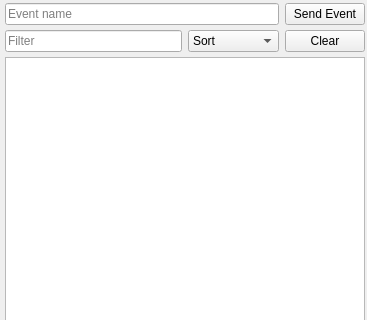
Above: mpfmonitor/core/ui/events_table.ui from missionpinball/mpf-monitor before the change; both pictures show x 0 to 367 and y 0 to 320 of the 367 by 500 pixel window. Below: the same form after it.
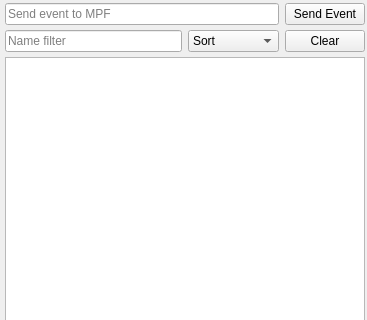
That is the form after the change.

Commit message: improve misc copy and add example for event sending, in tooltip

What changed in the file:
```diff
--- a/mpfmonitor/core/ui/events_table.ui
+++ b/mpfmonitor/core/ui/events_table.ui
@@ -34,7 +34,10 @@
      <item row="1" column="0" colspan="2">
       <widget class="QLineEdit" name="inject_text">
        <property name="placeholderText">
-        <string>Event name</string>
+        <string>Send event to MPF</string>
+       </property>
+       <property name="toolTip">
+        <string>Example: "my_event param1=foo param2=True"</string>
        </property>
        <property name="clearButtonEnabled">
         <bool>true</bool>
@@ -54,7 +57,7 @@
         <string/>
        </property>
        <property name="placeholderText">
-        <string>Filter</string>
+        <string>Name filter</string>
        </property>
        <property name="clearButtonEnabled">
         <bool>true</bool>
```
The commit also changes 3 other files.
